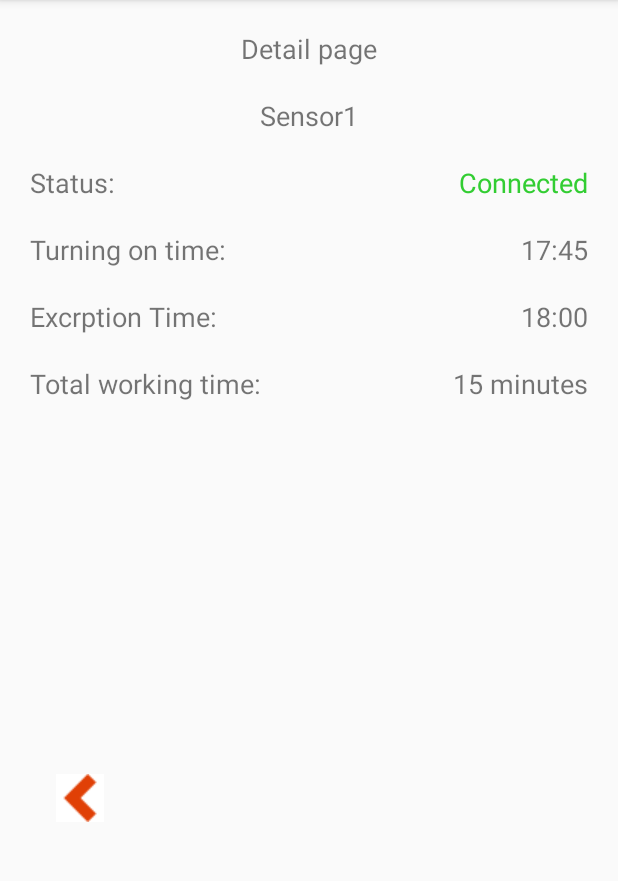
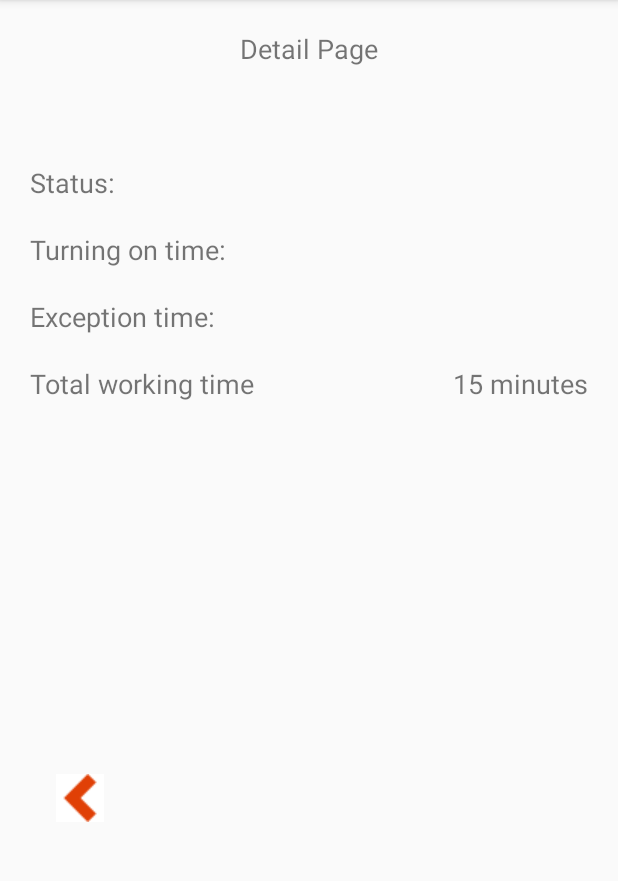
Before and after one commit to Command50/IoT-project, an Android app: the DetailPageActivivty screen opened directly, with no data from a screen before it, on a phone screen of 412 x 824 dp, the part 84-965 px from its top. Run offline under Robolectric (Android 15) with nearby library versions, the phone set to English and light mode, and no system bars.

Commit message:
Move strings into resource, one detail screen for sensors

```diff
--- a/app/src/main/AndroidManifest.xml
+++ b/app/src/main/AndroidManifest.xml
@@ -10,7 +10,6 @@
         android:supportsRtl="true"
         android:theme="@style/AppTheme">
         <activity android:name=".DetailPageActivivty"/>
-        <activity android:name=".DetailPageActivityTwo"/>
         <activity android:name=".ListSensorsActivity">
             <intent-filter>
                 <action android:name="android.intent.action.MAIN" />
--- a/app/src/main/java/com/example/maksy/testproject/DetailPageActivivty.java
+++ b/app/src/main/java/com/example/maksy/testproject/DetailPageActivivty.java
@@ -4,16 +4,34 @@ import android.content.Intent;
 import android.os.Bundle;
 import android.support.v7.app.AppCompatActivity;
 import android.view.View;
+import android.widget.TextView;
 
 public class DetailPageActivivty extends AppCompatActivity {
+    TextView checkStatus;
+    TextView turningTime;
+    TextView exceptionTime;
     @Override
 
         protected void onCreate(Bundle savedInstanceState) {
             super.onCreate(savedInstanceState);
             setContentView(R.layout.activity_detail_page);
+           initFields();
+            String status = getIntent().getStringExtra("status");
+            checkStatus.setText(status);
+            String turning = getIntent().getStringExtra("turningtime");
+            turningTime.setText(turning);
+            String exception = getIntent().getStringExtra("exceptiontime");
+            exceptionTime.setText(exception);
     }
+
+
     public void backToList (View view) {
         Intent intent = new Intent(DetailPageActivivty.this, ListSensorsActivity.class);
         startActivity(intent);
     }
+    private void initFields() {
+        checkStatus = findViewById(R.id.checkStatus);
+        turningTime = findViewById(R.id.turningTime);
+        exceptionTime = findViewById(R.id.exceptionTime);
+    }
 }
--- a/app/src/main/res/layout/activity_detail_page.xml
+++ b/app/src/main/res/layout/activity_detail_page.xml
@@ -6,14 +6,15 @@
 <TextView
     android:layout_width="wrap_content"
     android:layout_height="wrap_content"
-    android:text="Detail page"
+    android:text="@string/detail_page"
     android:textSize="18sp"
     android:layout_marginTop="20dp"
     android:layout_gravity="center"/>
     <TextView
+        android:id ="@+id/nameSensor"
         android:layout_width="wrap_content"
         android:layout_height="wrap_content"
-        android:text="Sensor1"
+        android:text=""
         android:textSize="18sp"
         android:layout_marginTop="20dp"
         android:layout_gravity="center"/>
@@ -28,18 +29,20 @@
             android:layout_width="wrap_content"
             android:layout_height="wrap_content"
             android:layout_marginLeft="20dp"
+            android:layout_marginStart="20dp"
             android:layout_weight="1"
-            android:text="Status:"
+            android:text="@string/status"
             android:textSize="18sp" />
 
         <TextView
-            android:id="@+id/textView6"
+            android:id="@+id/checkStatus"
             android:layout_width="wrap_content"
             android:layout_height="wrap_content"
             android:layout_marginRight="20dp"
+            android:layout_marginEnd="20dp"
             android:layout_weight="1"
             android:gravity="right"
-            android:text="Connected"
+            android:text=""
             android:textColor="@color/limegreen"
             android:textSize="18sp" />
 
@@ -57,18 +60,20 @@
             android:layout_width="wrap_content"
             android:layout_height="wrap_content"
             android:layout_marginLeft="20dp"
+            android:layout_marginStart="20dp"
             android:layout_weight="1"
-            android:text="Turning on time:"
+            android:text="@string/turning_on_time"
             android:textSize="18sp" />
 
         <TextView
-            android:id="@+id/textView8"
+            android:id="@+id/turningTime"
             android:layout_width="wrap_content"
             android:layout_height="wrap_content"
             android:layout_marginRight="20dp"
+            android:layout_marginEnd="20dp"
             android:layout_weight="1"
             android:gravity="right"
-            android:text="17:45"
+            android:text=""
             android:textSize="18sp" />
 
 
@@ -86,19 +91,21 @@
             android:layout_width="wrap_content"
             android:layout_height="wrap_content"
             android:layout_weight="1"
-            android:text="Excrption Time:"
+            android:text="@string/exception_time"
             android:textSize="18sp"
-            android:layout_marginLeft="20dp"/>
+            android:layout_marginLeft="20dp"
+            android:layout_marginStart="20dp"/>
 
         <TextView
-            android:id="@+id/textView10"
+            android:id="@+id/exceptionTime"
             android:layout_width="wrap_content"
             android:layout_height="wrap_content"
             android:layout_weight="1"
             android:text="18:00"
             android:textSize="18sp"
             android:gravity="right"
-            android:layout_marginRight="20dp"/>
+            android:layout_marginRight="20dp"
+            android:layout_marginEnd="20dp"/>
     </LinearLayout>
     <LinearLayout
         android:layout_marginTop="20dp"
@@ -112,9 +119,10 @@
             android:layout_width="wrap_content"
             android:layout_height="wrap_content"
             android:layout_weight="1"
-            android:text="Total working time:"
+            android:text="@string/total_working_time"
             android:textSize="18sp"
-            android:layout_marginLeft="20dp"/>
+            android:layout_marginLeft="20dp"
+            android:layout_marginStart="20dp"/>
 
         <TextView
             android:id="@+id/textView13"
@@ -124,7 +132,8 @@
             android:text="15 minutes"
             android:textSize="18sp"
             android:gravity="right"
-            android:layout_marginRight="20dp"/>
+            android:layout_marginRight="20dp"
+            android:layout_marginEnd="20dp"/>
 
     </LinearLayout>
 
@@ -139,8 +148,10 @@
             android:layout_height="wrap_content"
             android:layout_alignParentBottom="true"
             android:layout_alignParentLeft="true"
+            android:layout_alignParentStart="true"
             android:layout_marginBottom="29dp"
             android:layout_marginLeft="37dp"
+            android:layout_marginStart="37dp"
             android:background="@color/white"
             app:srcCompat="@drawable/button_back"
             android:onClick="backToList"/>
--- a/app/src/main/res/values/strings.xml
+++ b/app/src/main/res/values/strings.xml
@@ -5,8 +5,16 @@
     <string name="list_sensors">List Sensors</string>
     <string name="sensor_one">Sensor 1</string>
 
+
     <!-- -->
     <string name="content_description_cold">Cold Temperature</string>
     <string name = "content_description">Hot temperature</string>
+    <string name="detail_page">Detail Page</string>
+    <string name="status">Status:</string>
 
+    <!-- Info sensors-->
+    <string name="connected">Connected</string>
+    <string name="turning_on_time">Turning on time:</string>
+    <string name="exception_time">Exception time:</string>
+    <string name="total_working_time">Total working time</string>
 </resources>
--- a/build.gradle
+++ b/build.gradle
@@ -7,7 +7,7 @@ buildscript {
         jcenter()
     }
     dependencies {
-        classpath 'com.android.tools.build:gradle:3.1.4'
+        classpath 'com.android.tools.build:gradle:3.2.0'
 
 
         // NOTE: Do not place your application dependencies here; they belong
```
Also changed, not shown: app/src/main/java/com/example/maksy/testproject/ListSensorsActivity.java (+27 -9 lines), app/src/main/res/layout/activity_list_sensors.xml (+7 -8 lines), gradle/wrapper/gradle-wrapper.properties.
